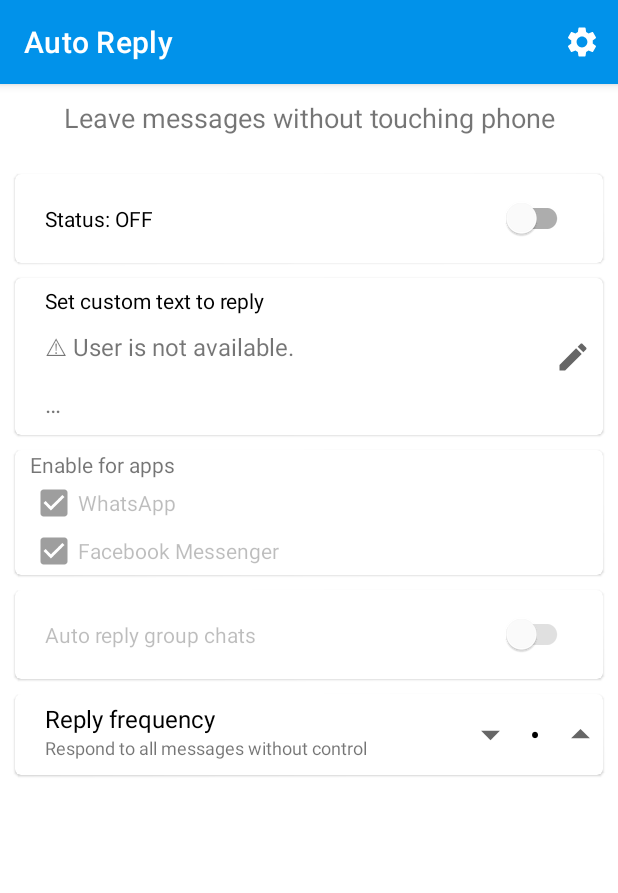
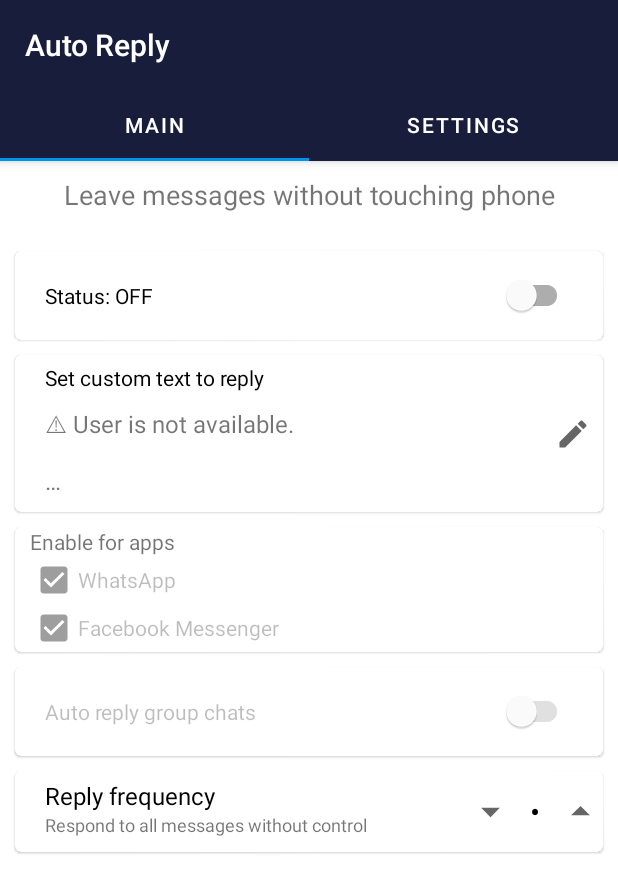
Before and after one commit to it5prasoon/Auto-Reply-Android, an Android app: the screen it shows after launch (MainActivity), on a phone screen of 412 x 824 dp. Shown: the top 893 px of the screen. Run offline under Robolectric (Android 15) with nearby library versions, the phone set to English and light mode, and no system bars; our stand-ins replace androidx.preference.

Commit message:
:fire: Added tabbed layout for navigation with some ui changes

```diff
--- /dev/null
+++ b/app/src/main/java/com/matrix/autoreply/activity/MainActivity.kt
@@ -0,0 +1,32 @@
+package com.matrix.autoreply.activity
+
+import android.os.Bundle
+import com.google.android.material.floatingactionbutton.FloatingActionButton
+import com.google.android.material.snackbar.Snackbar
+import com.google.android.material.tabs.TabLayout
+import androidx.viewpager.widget.ViewPager
+import androidx.appcompat.app.AppCompatActivity
+import android.view.Menu
+import android.view.MenuItem
+import com.matrix.autoreply.R
+import com.matrix.autoreply.activity.ui.main.SectionsPagerAdapter
+
+class MainActivity : AppCompatActivity() {
+
+    override fun onCreate(savedInstanceState: Bundle?) {
+        super.onCreate(savedInstanceState)
+        setContentView(R.layout.activity_tabbed)
+        val sectionsPagerAdapter = SectionsPagerAdapter(this, supportFragmentManager)
+        val viewPager: ViewPager = findViewById(R.id.view_pager)
+        viewPager.adapter = sectionsPagerAdapter
+        val tabs: TabLayout = findViewById(R.id.tabs)
+        tabs.setupWithViewPager(viewPager)
+//        val fab: FloatingActionButton = findViewById(R.id.fab)
+
+        window.statusBarColor = resources.getColor(R.color.colorPrimary)
+//        fab.setOnClickListener { view ->
+//            Snackbar.make(view, "Under construction", Snackbar.LENGTH_LONG)
+//                    .setAction("Action", null).show()
+//        }
+    }
+}
--- a/app/src/main/java/com/matrix/autoreply/activity/SplashActivity.kt
+++ b/app/src/main/java/com/matrix/autoreply/activity/SplashActivity.kt
@@ -10,14 +10,12 @@ import android.os.Looper
 import android.util.DisplayMetrics
 import android.view.animation.DecelerateInterpolator
 import android.widget.ImageView
-import android.widget.RelativeLayout
 import androidx.annotation.RequiresApi
 import androidx.appcompat.app.AppCompatActivity
 import androidx.dynamicanimation.animation.DynamicAnimation
 import androidx.dynamicanimation.animation.SpringAnimation
 import androidx.dynamicanimation.animation.SpringForce
 import com.matrix.autoreply.R
-import com.matrix.autoreply.activity.main.MainActivity
 
 
 /**
--- a/app/src/main/java/com/matrix/autoreply/activity/main/MainActivity.kt
+++ /dev/null
@@ -1,13 +0,0 @@
-package com.matrix.autoreply.activity.main
-
-import android.os.Bundle
-import com.matrix.autoreply.R
-import com.matrix.autoreply.activity.BaseActivity
-
-class MainActivity : BaseActivity() {
-    override fun onCreate(savedInstanceState: Bundle?) {
-        super.onCreate(savedInstanceState)
-        setContentView(R.layout.activity_main)
-        window.statusBarColor = resources.getColor(R.color.colorPrimary)
-    }
-}
--- /dev/null
+++ b/app/src/main/java/com/matrix/autoreply/activity/ui/main/SectionsPagerAdapter.kt
@@ -0,0 +1,42 @@
+package com.matrix.autoreply.activity.ui.main
+
+import android.content.Context
+import androidx.fragment.app.Fragment
+import androidx.fragment.app.FragmentManager
+import androidx.fragment.app.FragmentPagerAdapter
+import com.matrix.autoreply.R
+import com.matrix.autoreply.fragment.MainFragment
+import com.matrix.autoreply.fragment.SettingsFragment
+
+private val TAB_TITLES = arrayOf(
+        R.string.tab_text_1,
+        R.string.tab_text_2
+)
+
+/**
+ * A [FragmentPagerAdapter] that returns a fragment corresponding to
+ * one of the sections/tabs/pages.
+ */
+class SectionsPagerAdapter(private val context: Context, fm: FragmentManager)
+    : FragmentPagerAdapter(fm) {
+
+    override fun getItem(position: Int): Fragment {
+        var fragment: Fragment? = null
+
+        when (position) {
+            0 -> fragment = MainFragment()
+            1 -> fragment = SettingsFragment()
+        }
+
+        return fragment!!
+    }
+
+    override fun getPageTitle(position: Int): CharSequence? {
+        return context.resources.getString(TAB_TITLES[position])
+    }
+
+    override fun getCount(): Int {
+        // Show 2 total pages.
+        return 2
+    }
+}
--- a/app/src/main/java/com/matrix/autoreply/fragment/SettingsFragment.java
+++ b/app/src/main/java/com/matrix/autoreply/fragment/SettingsFragment.java
@@ -7,7 +7,7 @@ import androidx.preference.PreferenceFragmentCompat;
 import androidx.preference.SwitchPreference;
 
 import com.matrix.autoreply.R;
-import com.matrix.autoreply.activity.main.MainActivity;
+import com.matrix.autoreply.activity.MainActivity;
 
 public class SettingsFragment extends PreferenceFragmentCompat {
 //    private ListPreference languagePref;
--- a/app/src/main/res/layout/activity_main.xml
+++ /dev/null
@@ -1,30 +0,0 @@
-<?xml version="1.0" encoding="utf-8"?>
-<ScrollView xmlns:android="http://schemas.android.com/apk/res/android"
-    xmlns:app="http://schemas.android.com/apk/res-auto"
-    xmlns:tools="http://schemas.android.com/tools"
-    android:layout_width="match_parent"
-    android:layout_height="match_parent"
-    android:fillViewport="true">
-<androidx.constraintlayout.widget.ConstraintLayout
-    android:layout_width="match_parent"
-    android:layout_height="wrap_content"
-    tools:context=".activity.main.MainActivity">
-
-    <androidx.fragment.app.FragmentContainerView
-        android:id="@+id/main_frame_layout"
-        android:name="com.matrix.autoreply.fragment.MainFragment"
-        android:layout_width="match_parent"
-        android:layout_height="match_parent"
-        app:layout_constraintTop_toTopOf="parent"
-        />
-
-<!--    <androidx.fragment.app.FragmentContainerView-->
-<!--        android:id="@+id/branding_frame_layout"-->
-<!--        android:name="com.matrix.autoreply.fragment.BrandingFragment"-->
-<!--        android:layout_width="match_parent"-->
-<!--        android:layout_height="wrap_content"-->
-<!--        app:layout_constraintBottom_toBottomOf="parent"-->
-<!--        />-->
-
-</androidx.constraintlayout.widget.ConstraintLayout>
-</ScrollView>
--- /dev/null
+++ b/app/src/main/res/layout/activity_tabbed.xml
@@ -0,0 +1,46 @@
+<?xml version="1.0" encoding="utf-8"?>
+<androidx.coordinatorlayout.widget.CoordinatorLayout xmlns:android="http://schemas.android.com/apk/res/android"
+    xmlns:app="http://schemas.android.com/apk/res-auto"
+    xmlns:tools="http://schemas.android.com/tools"
+    android:layout_width="match_parent"
+    android:layout_height="match_parent"
+    tools:context=".activity.MainActivity">
+
+    <com.google.android.material.appbar.AppBarLayout
+        android:layout_width="match_parent"
+        android:layout_height="wrap_content"
+        android:background="@color/colorPrimary"
+        android:theme="@style/Theme.WaReply.AppBarOverlay">
+
+        <TextView
+            android:id="@+id/title"
+            android:layout_width="wrap_content"
+            android:layout_height="wrap_content"
+            android:gravity="center"
+            android:minHeight="?actionBarSize"
+            android:padding="@dimen/appbar_padding"
+            android:text="@string/app_name"
+            android:textAppearance="@style/TextAppearance.Widget.AppCompat.Toolbar.Title" />
+
+        <com.google.android.material.tabs.TabLayout
+            android:id="@+id/tabs"
+            android:layout_width="match_parent"
+            android:layout_height="wrap_content"
+            app:tabTextColor="@color/white"
+            android:background="@color/colorPrimary" />
+    </com.google.android.material.appbar.AppBarLayout>
+
+    <androidx.viewpager.widget.ViewPager
+        android:id="@+id/view_pager"
+        android:layout_width="match_parent"
+        android:layout_height="match_parent"
+        app:layout_behavior="@string/appbar_scrolling_view_behavior" />
+
+<!--    <com.google.android.material.floatingactionbutton.FloatingActionButton-->
+<!--        android:id="@+id/fab"-->
+<!--        android:layout_width="wrap_content"-->
+<!--        android:layout_height="wrap_content"-->
+<!--        android:layout_gravity="bottom|end"-->
+<!--        android:layout_margin="@dimen/fab_margin"-->
+<!--        app:srcCompat="@android:drawable/ic_dialog_email" />-->
+</androidx.coordinatorlayout.widget.CoordinatorLayout>
--- /dev/null
+++ b/app/src/main/res/values-w820dp/dimens.xml
@@ -0,0 +1,6 @@
+<resources>
+    <!-- Example customization of dimensions originally defined in res/values/dimens.xml
+         (such as screen margins) for screens with more than 820dp of available width. This
+         would include 7" and 10" devices in landscape (~960dp and ~1280dp respectively). -->
+    <dimen name="activity_horizontal_margin">64dp</dimen>
+</resources>
--- a/app/src/main/res/values/strings.xml
+++ b/app/src/main/res/values/strings.xml
@@ -122,4 +122,9 @@
     <string name="app_rating_feedback_dialog_msg">Let us know how we can improve.</string>
     <string name="app_rating_feedback_dialog_mail_button_title">Email Us</string>
     <string name="app_rating_feedback_dialog_telegram_button_title">Telegram</string>
+
+
+    <string name="title_activity_tabbed">TabbedActivity</string>
+    <string name="tab_text_1">Main</string>
+    <string name="tab_text_2">Settings</string>
 </resources>
--- a/app/src/main/res/values/themes.xml
+++ b/app/src/main/res/values/themes.xml
@@ -11,4 +11,13 @@
         <item name="android:statusBarColor" tools:targetApi="l">?attr/colorPrimaryVariant</item>
         <!-- Customize your theme here. -->
     </style>
+
+    <style name="Theme.WaReply.NoActionBar">
+        <item name="windowActionBar">false</item>
+        <item name="windowNoTitle">true</item>
+    </style>
+
+    <style name="Theme.WaReply.AppBarOverlay" parent="ThemeOverlay.AppCompat.Dark.ActionBar" />
+
+    <style name="Theme.WaReply.PopupOverlay" parent="ThemeOverlay.AppCompat.Light" />
 </resources>
```
Also changed, not shown: app/build.gradle (+7 -0 lines), app/src/main/AndroidManifest.xml (+13 -12 lines), app/src/main/java/com/matrix/autoreply/activity/ui/main/PageViewModel.kt (added, +19 -0 lines), app/src/main/java/com/matrix/autoreply/activity/ui/main/PlaceholderFragment.kt (added, +59 -0 lines), app/src/main/res/layout/fragment_tabbed.xml (added, +23 -0 lines), app/src/main/res/values/dimens.xml (added, +10 -0 lines).
